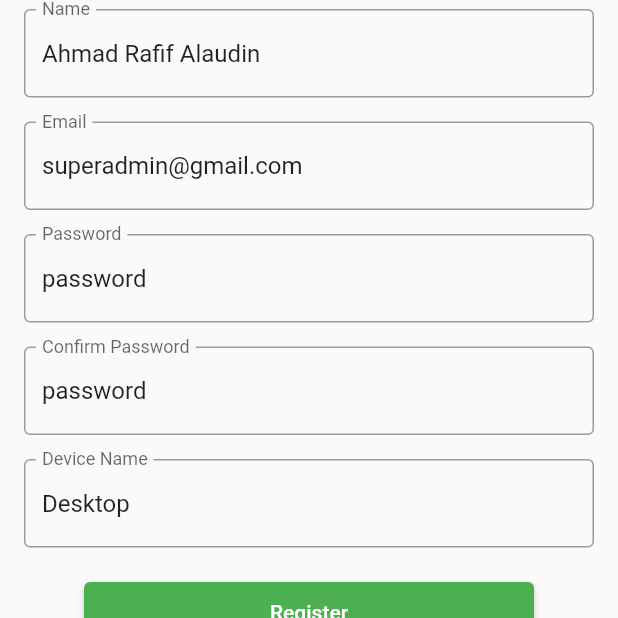
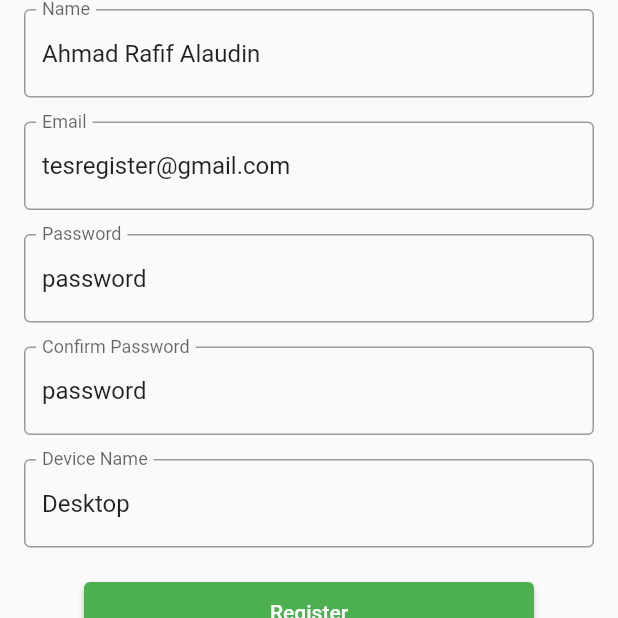
Before and after one commit to AhmadRafif22/stisla_flutter_1, a Flutter app: the RegisterPage screen opened by its route, on a phone screen of 412 x 824 dp, the part 489-1107 px from its top. Run offline on Flutter 3.47's test engine with Material 2 defaults, Android fonts, the phone set to English and light mode, and no system bars; our stand-ins replace shared_preferences; accounts and stored records are empty.

Commit message:
fix register

```diff
--- a/lib/page/login.dart
+++ b/lib/page/login.dart
@@ -30,6 +30,7 @@ class _LoginPageState extends State<LoginPage> {
     SharedPreferences sp = await SharedPreferences.getInstance();
     email_registered = sp.getString('email');
     pass_registered = sp.getString('password');
+
     __email.text =
         email_registered == '' ? "superadmin@gmail.com" : email_registered!;
     __password.text = pass_registered == '' ? "password" : pass_registered!;
--- a/lib/page/register.dart
+++ b/lib/page/register.dart
@@ -25,7 +25,7 @@ class _RegisterPageState extends State<RegisterPage> {
   TextEditingController __name =
       TextEditingController(text: "Ahmad Rafif Alaudin");
   TextEditingController __email =
-      TextEditingController(text: "superadmin@gmail.com");
+      TextEditingController(text: "tesregister@gmail.com");
   TextEditingController __password = TextEditingController(text: "password");
   TextEditingController __confirm = TextEditingController(text: "password");
   TextEditingController __device_name = TextEditingController(text: "Desktop");
```
